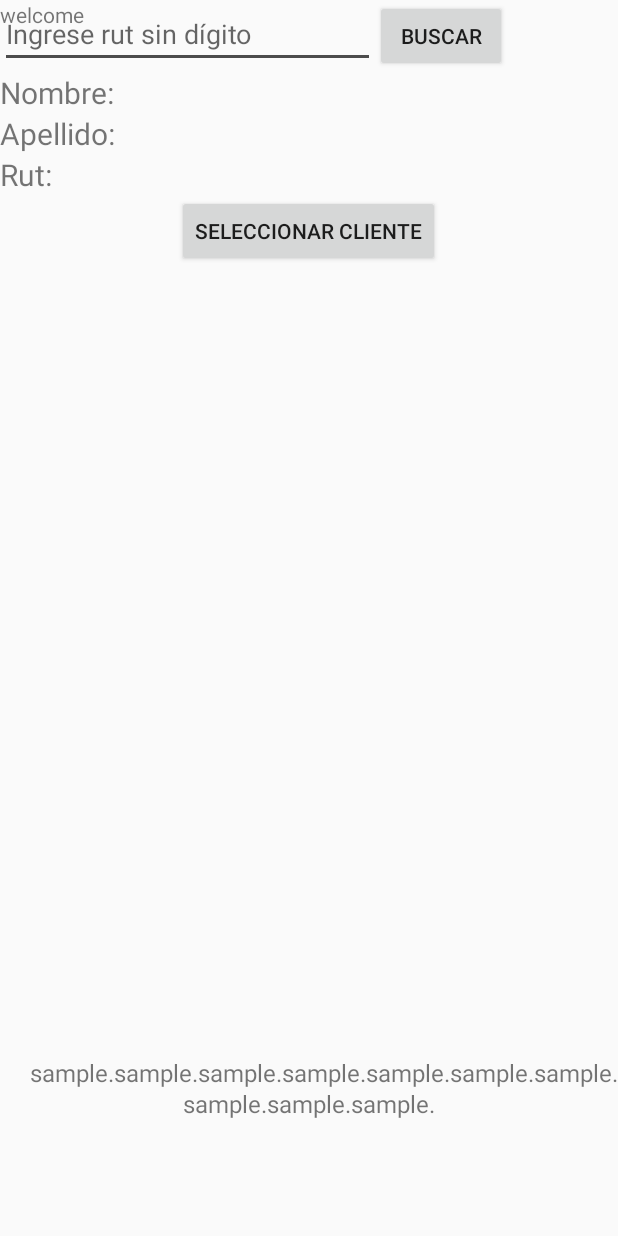
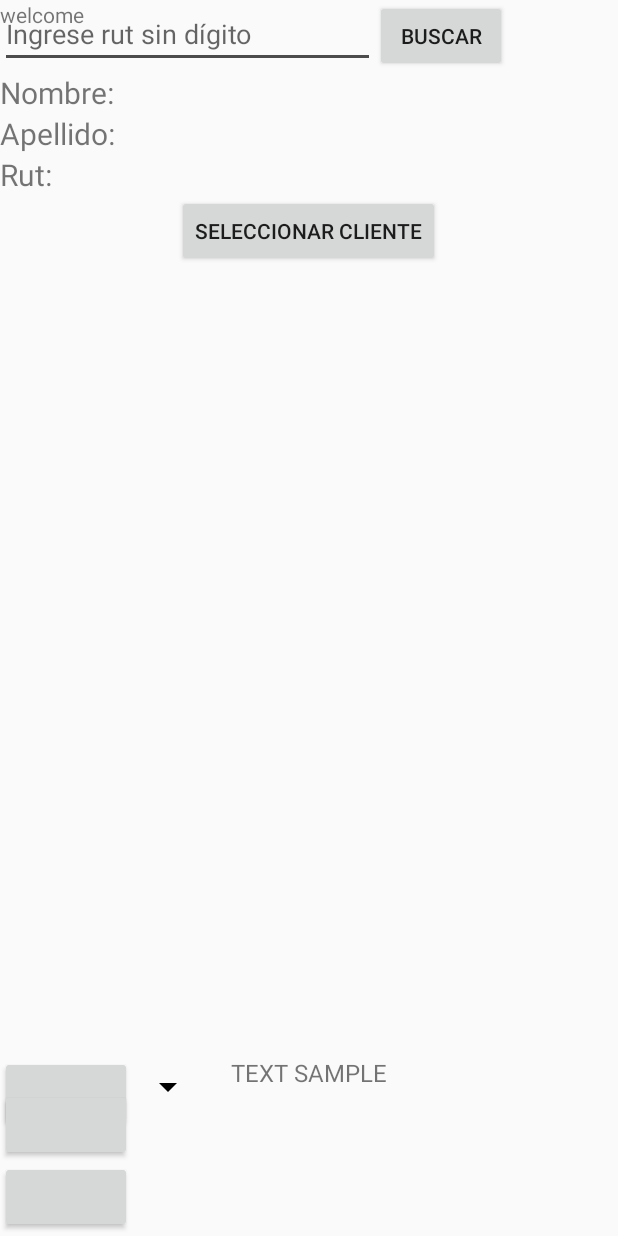
Before and after one commit to Betofail/fia2, an Android app: the layout fragment_sales.xml on its own in the app's theme, with its tools: preview values and no code run, on a phone screen of 412 x 824 dp. Run offline under Robolectric (Android 15) with nearby library versions, the phone set to English and light mode, and no system bars; plain views replace ExpandableLinearLayout.

Commit message:
funciona expand

```diff
--- a/app/src/main/java/com/example/alber/fia2/SalesFragment.java
+++ b/app/src/main/java/com/example/alber/fia2/SalesFragment.java
@@ -21,6 +21,7 @@ import android.widget.TextView;
 import android.widget.Toast;
 
 import com.firebase.ui.database.FirebaseRecyclerAdapter;
+import com.github.aakira.expandablelayout.ExpandableLinearLayout;
 import com.google.android.gms.tasks.OnCompleteListener;
 import com.google.android.gms.tasks.Task;
 import com.google.firebase.database.DatabaseReference;
@@ -35,8 +36,9 @@ public class SalesFragment extends Fragment {
 
     private LinearLayout searchLayout;
     private LinearLayout sellingLayout;
+    private ExpandableLinearLayout expandableLinearLayout;
 
-    private Button searchButton, selectClient;
+    private Button searchButton, selectClient, expandButton;
     private EditText searchField;
 
     private FirebaseFirestore db;
@@ -63,10 +65,12 @@ public class SalesFragment extends Fragment {
 
         searchLayout = rootView.findViewById(R.id.search_layout);
         sellingLayout = rootView.findViewById(R.id.selling_layout);
+        expandableLinearLayout = rootView.findViewById(R.id.expandableLayout);
 
         searchField = rootView.findViewById(R.id.search_client_field);
         searchButton = rootView.findViewById(R.id.search_client);
         selectClient = rootView.findViewById(R.id.select_client_button);
+        expandButton = rootView.findViewById(R.id.expand_button);
 
         name = rootView.findViewById(R.id.find_name);
         lastName = rootView.findViewById(R.id.find_last_name);
@@ -76,6 +80,14 @@ public class SalesFragment extends Fragment {
         clientsReference = db.collection("clients");
 
         sellingLayout.setVisibility(View.GONE);
+        //expandableLinearLayout.initLayout(); // Recalculate size of children
+
+        expandButton.setOnClickListener(new View.OnClickListener() {
+            @Override
+            public void onClick(View view) {
+                expandableLinearLayout.toggle();
+            }
+        });
 
         searchButton.setOnClickListener(new View.OnClickListener(){
 
--- /dev/null
+++ b/app/src/main/res/drawable/triangle.xml
@@ -0,0 +1,14 @@
+<?xml version="1.0" encoding="utf-8"?>
+<layer-list xmlns:android="http://schemas.android.com/apk/res/android">
+    <item>
+        <rotate
+            android:fromDegrees="45"
+            android:pivotX="135%"
+            android:pivotY="15%"
+            android:toDegrees="45">
+            <shape android:shape="rectangle">
+                <solid android:color="@color/black" />
+            </shape>
+        </rotate>
+    </item>
+</layer-list>
--- a/app/src/main/res/layout/fragment_sales.xml
+++ b/app/src/main/res/layout/fragment_sales.xml
@@ -1,9 +1,9 @@
 <?xml version="1.0" encoding="utf-8"?>
 <FrameLayout xmlns:android="http://schemas.android.com/apk/res/android"
+    xmlns:app="http://schemas.android.com/apk/res-auto"
     xmlns:tools="http://schemas.android.com/tools"
     android:layout_width="match_parent"
     android:layout_height="match_parent"
-    xmlns:app="http://schemas.android.com/apk/res-auto"
     tools:context=".SalesFragment">
 
     <!-- TODO: Update blank fragment layout -->
@@ -13,8 +13,8 @@
         android:id="@+id/search_layout"
         android:layout_width="match_parent"
         android:layout_height="wrap_content"
-        android:orientation="vertical"
-        android:gravity="center">
+        android:gravity="center"
+        android:orientation="vertical">
 
         <LinearLayout
             android:layout_width="match_parent"
@@ -45,12 +45,12 @@
                 android:layout_width="wrap_content"
                 android:layout_height="wrap_content"
                 android:text="Nombre: "
-                android:textSize="20sp"/>
+                android:textSize="20sp" />
 
             <TextView
                 android:id="@+id/find_name"
                 android:layout_width="wrap_content"
-                android:layout_height="wrap_content"/>
+                android:layout_height="wrap_content" />
 
         </LinearLayout>
 
@@ -63,12 +63,12 @@
                 android:layout_width="wrap_content"
                 android:layout_height="wrap_content"
                 android:text="Apellido: "
-                android:textSize="20sp"/>
+                android:textSize="20sp" />
 
             <TextView
                 android:id="@+id/find_last_name"
                 android:layout_width="wrap_content"
-                android:layout_height="wrap_content"/>
+                android:layout_height="wrap_content" />
 
         </LinearLayout>
 
@@ -81,12 +81,12 @@
                 android:layout_width="wrap_content"
                 android:layout_height="wrap_content"
                 android:text="Rut: "
-                android:textSize="20sp"/>
+                android:textSize="20sp" />
 
             <TextView
                 android:id="@+id/find_rut"
                 android:layout_width="wrap_content"
-                android:layout_height="wrap_content"/>
+                android:layout_height="wrap_content" />
 
         </LinearLayout>
 
@@ -94,7 +94,7 @@
             android:id="@+id/select_client_button"
             android:layout_width="wrap_content"
             android:layout_height="wrap_content"
-            android:text="Seleccionar cliente"/>
+            android:text="Seleccionar cliente" />
 
 
     </LinearLayout>
@@ -105,24 +105,51 @@
         android:layout_height="match_parent"
         android:orientation="vertical">
 
-        <RelativeLayout
-            xmlns:android="http://schemas.android.com/apk/res/android"
+        <RelativeLayout xmlns:android="http://schemas.android.com/apk/res/android"
             android:layout_width="fill_parent"
             android:layout_height="fill_parent">
 
             <TextView
-                android:text="welcome"
                 android:id="@+id/TextView"
                 android:layout_width="fill_parent"
                 android:layout_height="wrap_content"
-                android:layout_alignParentTop="true">
-            </TextView>
+                android:layout_alignParentTop="true"
+                android:text="welcome"/>
 
             <RelativeLayout
                 android:id="@+id/InnerRelativeLayout"
                 android:layout_width="wrap_content"
                 android:layout_height="wrap_content"
-                android:layout_alignParentBottom="true" >
+                android:layout_alignParentBottom="true">
+
+                <LinearLayout
+                    android:layout_width="wrap_content"
+                    android:layout_height="wrap_content">
+
+                    <Button
+                        android:id="@+id/expand_button"
+                        android:layout_width="wrap_content"
+                        android:layout_height="wrap_content" />
+
+                    <RelativeLayout
+                        android:id="@+id/button"
+                        android:layout_width="48dp"
+                        android:layout_height="48dp"
+                        android:layout_alignParentRight="true"
+                        android:layout_alignParentTop="true"
+                        android:gravity="center">
+
+
+                        <View
+                            android:layout_width="12dp"
+                            android:layout_height="12dp"
+                            android:background="@drawable/triangle"
+                            />
+                    </RelativeLayout>
+
+                </LinearLayout>
+
+
 
                 <com.github.aakira.expandablelayout.ExpandableLinearLayout
                     android:id="@+id/expandableLayout"
@@ -130,22 +157,35 @@
                     android:layout_height="120dp"
                     android:orientation="vertical"
                     app:ael_duration="400"
-                    app:ael_expanded="true"
-                    >
+                    app:ael_expanded="false">
 
                     <TextView
                         android:layout_width="match_parent"
                         android:layout_height="wrap_content"
                         android:layout_centerInParent="true"
                         android:gravity="center"
-                        android:text="
-    sample.sample.sample.sample.sample.sample.sample.sample.sample.sample.\n
-    "
+                        android:text="TEXT SAMPLE"
 
-                        android:textSize="16sp"
-                        />
+                        android:textSize="16sp" />
+
+                    <Button
+                        android:layout_width="wrap_content"
+                        android:layout_height="wrap_content" />
+
+                    <Button
+                        android:layout_width="wrap_content"
+                        android:layout_height="wrap_content" />
+
+                    <Button
+                        android:layout_width="wrap_content"
+                        android:layout_height="wrap_content" />
+
+                    <Button
+                        android:layout_width="wrap_content"
+                        android:layout_height="wrap_content" />
+
+
                 </com.github.aakira.expandablelayout.ExpandableLinearLayout>
-
 
 
             </RelativeLayout>
--- a/app/src/main/res/values/colors.xml
+++ b/app/src/main/res/values/colors.xml
@@ -3,4 +3,6 @@
     <color name="colorPrimary">#ea1818</color>
     <color name="colorPrimaryDark">#990000</color>
     <color name="colorAccent">#4c4c4c</color>
+    <color name="white">#ffffff</color>
+    <color name="black">#000000</color>
 </resources>
--- a/build.gradle
+++ b/build.gradle
@@ -5,6 +5,7 @@ buildscript {
     repositories {
         google()
         jcenter()
+        maven { url 'https://jitpack.io' }
     }
     dependencies {
         classpath 'com.android.tools.build:gradle:3.2.1'
```
